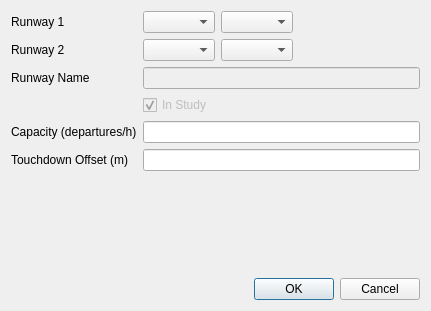
This is open_alaqs/ui/ui_runways.ui in eurocontrol-asu/open_alaqs as Qt 5 draws it before an edit. The edited form follows.
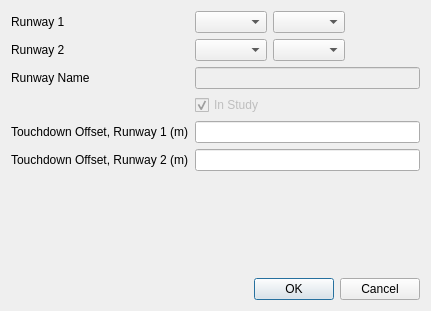
This is the edited form.

Commit message: Runway placement of flight profiles, true Mach in BFFM2, validation data and fixtures brought up to date

```diff
--- a/open_alaqs/ui/ui_runways.ui
+++ b/open_alaqs/ui/ui_runways.ui
@@ -105,28 +105,28 @@
     </widget>
    </item>
    <item row="4" column="0">
-    <widget class="QLabel" name="label_5">
+    <widget class="QLabel" name="label_2">
      <property name="text">
-      <string>Capacity (departures/h)</string>
+      <string>Touchdown Offset, Runway 1 (m)</string>
      </property>
     </widget>
    </item>
    <item row="4" column="1">
-    <widget class="QLineEdit" name="capacity">
+    <widget class="QLineEdit" name="touchdown">
      <property name="toolTip">
       <string>Enter the hourly capacity as number of departures per hour</string>
      </property>
     </widget>
    </item>
    <item row="5" column="0">
-    <widget class="QLabel" name="label_2">
+    <widget class="QLabel" name="label_5">
      <property name="text">
-      <string>Touchdown Offset (m)</string>
+      <string>Touchdown Offset, Runway 2 (m)</string>
      </property>
     </widget>
    </item>
    <item row="5" column="1">
-    <widget class="QLineEdit" name="touchdown">
+    <widget class="QLineEdit" name="touchdown_2">
      <property name="toolTip">
       <string>Enter the distance between the runway end and the point of touchdown</string>
      </property>
```
Left out of the diff: 6 changed lines with no effect on the pictures. The commit also changes 81 other files.
